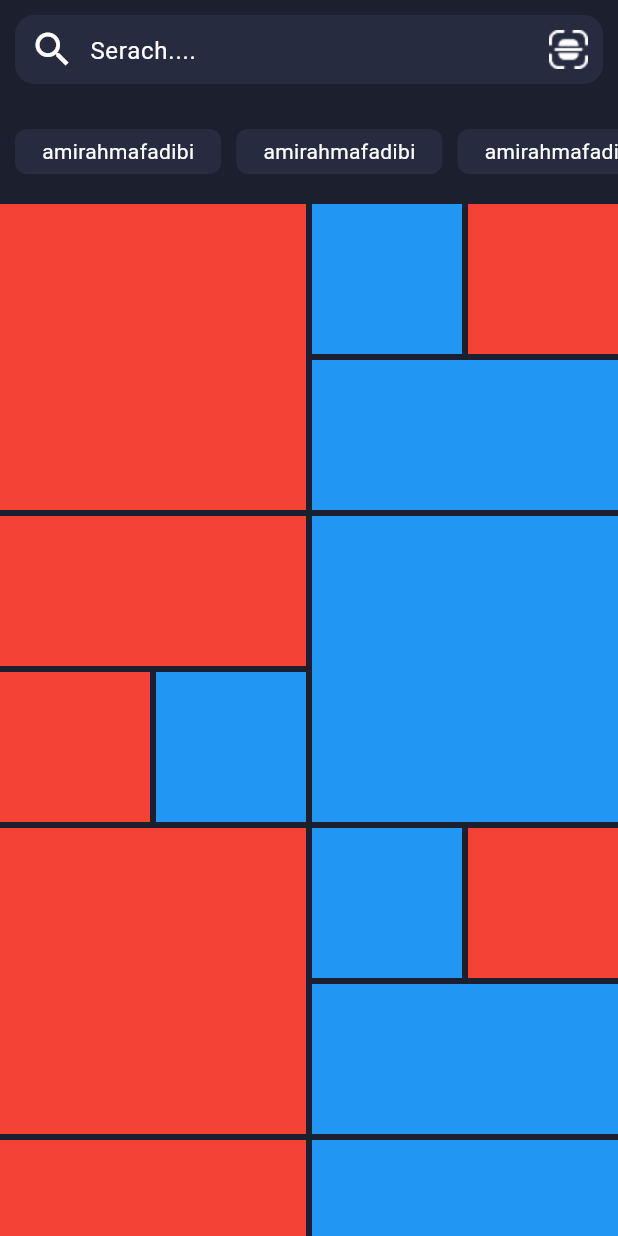
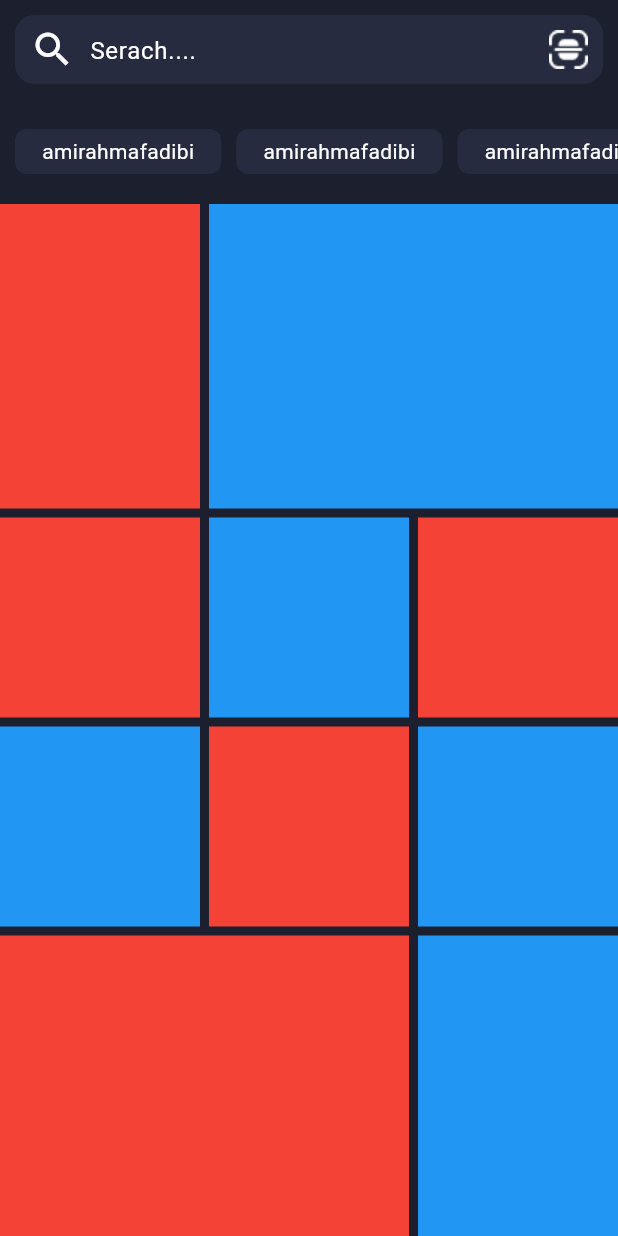
Before and after one commit to mahdiramezanii/instagram-app-flutter, a Flutter app: the ExploreScrean screen opened directly, on a phone screen of 412 x 824 dp. Run offline on Flutter 3.47's test engine with Material 3 defaults, Android fonts, the phone set to English and light mode, and no system bars; our stand-ins replace hexcolor.

Commit message:
design explore

```diff
--- a/lib/screan/explore.dart
+++ b/lib/screan/explore.dart
@@ -78,19 +78,25 @@ class ExploreScrean extends StatelessWidget {
             ),
             Expanded(
               child: GridView.custom(
+
                 gridDelegate: SliverQuiltedGridDelegate(
-                  crossAxisCount: 4,
-                  mainAxisSpacing: 4,
-                  crossAxisSpacing: 4,
+                  crossAxisCount: 6,
+                  mainAxisSpacing: 6,
+                  crossAxisSpacing: 6,
                   repeatPattern: QuiltedGridRepeatPattern.inverted,
                   pattern: [
+                    QuiltedGridTile(3, 2),
+                    QuiltedGridTile(3, 4),
+
                     QuiltedGridTile(2, 2),
-                    QuiltedGridTile(1, 1),
-                    QuiltedGridTile(1, 1),
-                    QuiltedGridTile(1, 2),
+                    QuiltedGridTile(2, 2),
+                    QuiltedGridTile(2, 2),
+
                   ],
                 ),
+
                 childrenDelegate: SliverChildBuilderDelegate((context, index) {
+
                   return Container(
                     color: index%2 == 0? Colors.red:Colors.blue,
                   );
```
